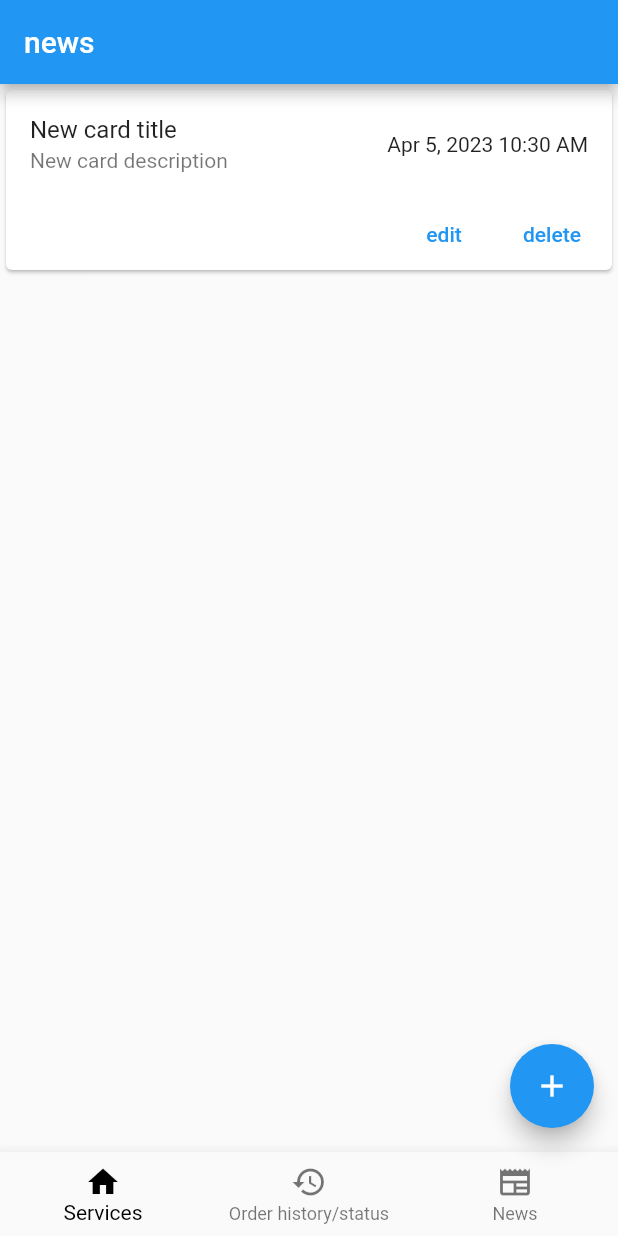
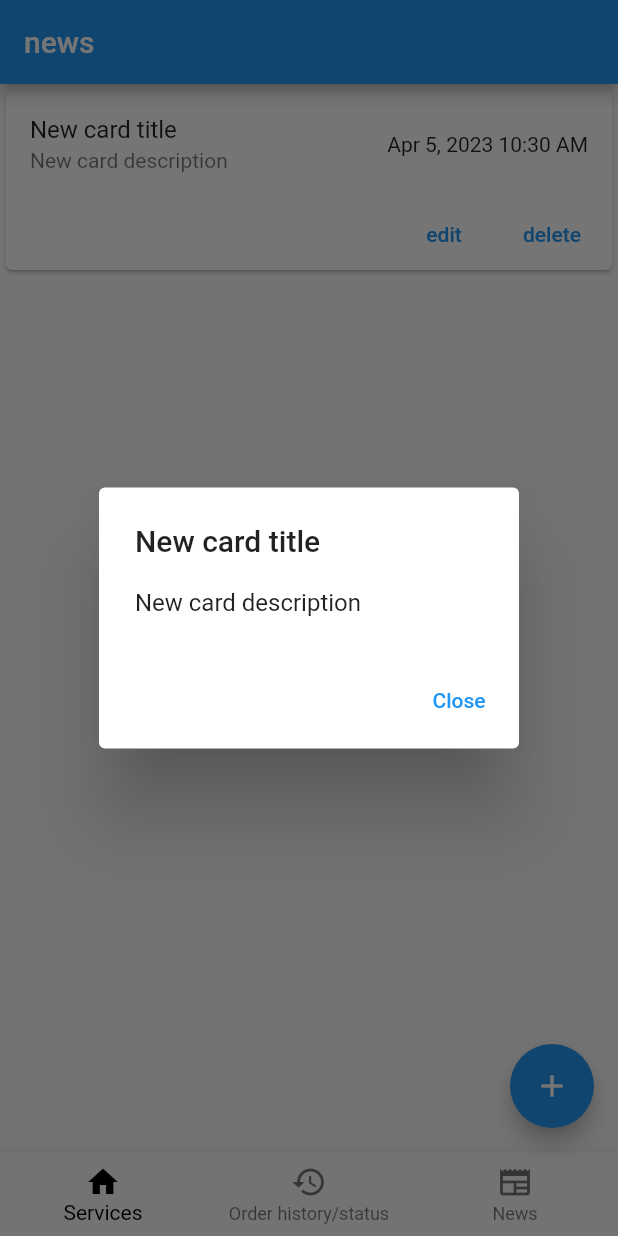
Before and after one commit to Mobiilikehitysprojekti/Flutter-Kiinteistohuolto, a Flutter app: the screen it shows after launch, after a tap on the "add" icon, after a tap on "New card title", on a phone screen of 412 x 824 dp. Run offline on Flutter 3.47's test engine with Material 2 defaults, Android fonts, the phone set to English and light mode, and no system bars; our stand-ins replace cloud_firestore, firebase_core; accounts and stored records are empty.

Commit message:
Removed read more button. Tapping on a news item now opens a dialog with description.

```diff
--- a/lib/news.dart
+++ b/lib/news.dart
@@ -30,10 +30,12 @@ class _NewsState extends State<News> {
       appBar: AppBar(
         title: Text("news"),
       ),
-         floatingActionButton: isAdmin ? FloatingActionButton(
-        child: Icon(Icons.add),
-        onPressed: _addCard,
-      ) : null,
+      floatingActionButton: isAdmin
+          ? FloatingActionButton(
+              child: Icon(Icons.add),
+              onPressed: _addCard,
+            )
+          : null,
       body: StreamBuilder(
         stream: _services.orderBy('timestamp', descending: true).snapshots(),
         builder: (context, AsyncSnapshot<QuerySnapshot> streamSnapshot) {
@@ -113,16 +115,7 @@ class _NewsState extends State<News> {
                                         ? '${documentSnapshot['description'].substring(0, 200)}...'
                                         : documentSnapshot['description'],
                               ),
-                              if (documentSnapshot['description'].length > 200 &&
-                                  selectedCardId != documentSnapshot.id)
-                                TextButton(
-                                  onPressed: () {
-                                    setState(() {
-                                      selectedCardId = documentSnapshot.id;
-                                    });
-                                  },
-                                  child: const Text('Read More'),
-                                ),
+
                             ],
                           ),
                           trailing: Text(
@@ -132,9 +125,21 @@ class _NewsState extends State<News> {
                             ),
                           ),
                           onTap: () {
-                            setState(() {
-                              selectedCardId = documentSnapshot.id;
-                            });
+                            showDialog(
+                              context: context,
+                              builder: (_) => AlertDialog(
+                                title: Text(documentSnapshot['title']),
+                                content: Text(documentSnapshot['description']),
+                                actions: [
+                                  TextButton(
+                                    child: const Text('Close'),
+                                    onPressed: () {
+                                      Navigator.of(context).pop();
+                                    },
+                                  ),
+                                ],
+                              ),
+                            );
                           },
                         ),
                       Row(
```
